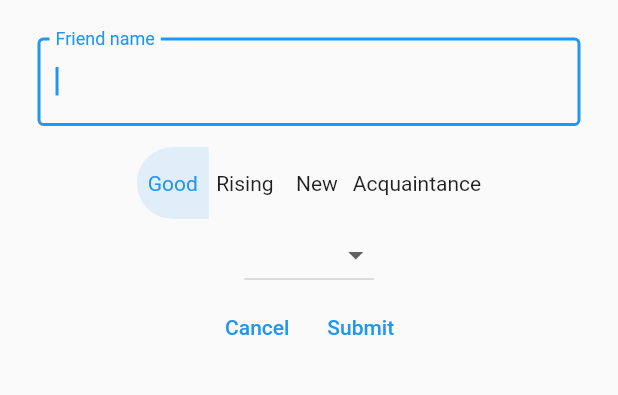
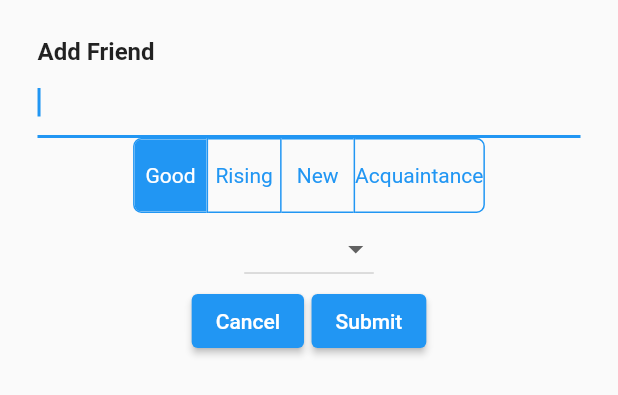
Before and after one commit to oluthje/friends-app, a Flutter app: the FriendModal widget shown alone on an empty page, opened directly with empty values, on a phone screen of 412 x 824 dp. Shown: the top 395 px of the screen. Run offline on Flutter 3.47's test engine with Material 2 defaults, Android fonts, the phone set to English and light mode, and no system bars; our stand-ins replace cloud_firestore, firebase_auth, firebase_core, font_awesome_flutter, google_sign_in, grouped_list; accounts and stored records are empty.

Commit message:
Newer FriendModal styling

```diff
--- /dev/null
+++ b/lib/widgets/form_title.dart
@@ -0,0 +1,29 @@
+import 'package:flutter/material.dart';
+
+class FormTitle extends StatelessWidget {
+  final String text;
+  final EdgeInsets? padding;
+
+  const FormTitle({
+    Key? key,
+    required this.text,
+    this.padding,
+  }) : super(key: key);
+
+  @override
+  Widget build(BuildContext context) {
+    return Padding(
+      padding: padding ?? EdgeInsets.zero,
+      child: Align(
+        alignment: Alignment.bottomLeft,
+        child: Text(
+          text,
+          style: const TextStyle(
+            fontSize: 16,
+            fontWeight: FontWeight.bold,
+          ),
+        ),
+      ),
+    );
+  }
+}
--- a/lib/widgets/friends/friend_modal.dart
+++ b/lib/widgets/friends/friend_modal.dart
@@ -1,5 +1,6 @@
 import 'package:flutter/material.dart';
 import 'package:friends/constants.dart' as constants;
+import 'package:friends/widgets/form_title.dart';
 import 'package:friends/widgets/item_selection.dart';
 
 import 'package:friends/widgets/modal_add_item.dart';
@@ -57,6 +58,7 @@ class _FriendModal extends State<FriendModal> {
   Widget build(BuildContext context) {
     return ModalAddItem(
       name: widget.name ?? '',
+      title: 'Add Friend',
       onSubmit: (newName) {
         // convert group indices to group ids
         List selectedGroupIds = [];
@@ -73,22 +75,28 @@ class _FriendModal extends State<FriendModal> {
         }
       },
       child: Padding(
-        padding: const EdgeInsets.only(top: 14.0),
+        padding: const EdgeInsets.only(top: 0.0),
         child: Column(
+          mainAxisAlignment: MainAxisAlignment.start,
           children: [
+            // const FormTitle(text: 'Groups'),
             ItemSelection(
               items: widget.groups,
               selectedItems: selectedGroupIndices,
               onUpdated: (indices) {
                 selectedGroupIndices = indices;
               },
+              borderRadius: BorderRadius.circular(25.0),
             ),
+            // const FormTitle(text: 'Intimacy'),
             IntimacySelection(
               intimacy: intimacy,
+              color: Colors.blue,
               onChange: (newIntimacy) {
                 intimacy = newIntimacy;
               },
             ),
+            // const FormTitle(text: 'Check In'),
             CheckinDropdownMenu(
               checkinInterval: checkinInterval,
               onChanged: (String? newValue) {
--- a/lib/widgets/groups/groups_screen.dart
+++ b/lib/widgets/groups/groups_screen.dart
@@ -57,6 +57,7 @@ class _GroupsScreen extends State<GroupsScreen> {
         onUpdated: (items) {
           selectedIndices = items;
         },
+        borderRadius: BorderRadius.circular(5.0),
       ),
     );
   }
--- a/lib/widgets/intimacy_selection.dart
+++ b/lib/widgets/intimacy_selection.dart
@@ -4,11 +4,13 @@ import 'package:friends/constants.dart' as constants;
 class IntimacySelection extends StatefulWidget {
   final int intimacy;
   final Function onChange;
+  final Color color;
 
   const IntimacySelection({
     Key? key,
     required this.intimacy,
-    required this.onChange
+    required this.onChange,
+    required this.color,
   }) : super(key: key);
 
   @override
@@ -36,8 +38,13 @@ class _IntimacySelection extends State<IntimacySelection> {
 
     return ToggleButtons(
       isSelected: isSelected,
-      renderBorder: false,
-      borderRadius: BorderRadius.circular(30.0),
+      renderBorder: true,
+      borderRadius: BorderRadius.circular(5.0),
+      borderColor: widget.color,
+      selectedColor: Colors.white,
+      selectedBorderColor: widget.color,
+      fillColor: widget.color,
+      color: widget.color,
       children: const [
         Text('Good'),
         Text('Rising'),
@@ -49,7 +56,9 @@ class _IntimacySelection extends State<IntimacySelection> {
           intimacy = index;
           widget.onChange(index);
 
-          for (int buttonIndex = 0; buttonIndex < isSelected.length; buttonIndex++) {
+          for (int buttonIndex = 0;
+              buttonIndex < isSelected.length;
+              buttonIndex++) {
             if (buttonIndex == index) {
               isSelected[buttonIndex] = true;
             } else {
--- a/lib/widgets/item_selection.dart
+++ b/lib/widgets/item_selection.dart
@@ -5,10 +5,12 @@ class ItemSelection extends StatefulWidget {
   final List selectedItems;
   final double spacing;
   final Function onUpdated;
+  final BorderRadius borderRadius;
 
   const ItemSelection({
     Key? key,
     this.spacing = 8,
+    required this.borderRadius,
     required this.items,
     required this.selectedItems,
     required this.onUpdated,
@@ -19,10 +21,8 @@ class ItemSelection extends StatefulWidget {
 }
 
 class _ItemSelection extends State<ItemSelection> {
-
   @override
   Widget build(BuildContext context) {
-
     final selectedStyle = ElevatedButton.styleFrom(
       // Foreground color
       onPrimary: Colors.blue,
@@ -30,7 +30,7 @@ class _ItemSelection extends State<ItemSelection> {
       primary: Colors.white,
 
       shape: RoundedRectangleBorder(
-        borderRadius: BorderRadius.circular(18.0),
+        borderRadius: widget.borderRadius,
         side: const BorderSide(color: Colors.blue),
       ),
     );
@@ -41,7 +41,7 @@ class _ItemSelection extends State<ItemSelection> {
       // Background color
       primary: Colors.blue,
       shape: RoundedRectangleBorder(
-        borderRadius: BorderRadius.circular(18.0),
+        borderRadius: widget.borderRadius,
       ),
     );
 
@@ -65,12 +65,13 @@ class _ItemSelection extends State<ItemSelection> {
       children: [
         for (var i = 0; i < widget.items.length; i++)
           TextButton(
-            onPressed: () {
-              toggleSelected(i);
-            },
-            style: widget.selectedItems.contains(i) ? unselectedStyle : selectedStyle,
-            child: Text(widget.items[i]['name'])
-          )
+              onPressed: () {
+                toggleSelected(i);
+              },
+              style: widget.selectedItems.contains(i)
+                  ? unselectedStyle
+                  : selectedStyle,
+              child: Text(widget.items[i]['name']))
       ],
     );
   }
--- a/lib/widgets/modal_add_item.dart
+++ b/lib/widgets/modal_add_item.dart
@@ -1,4 +1,5 @@
 import 'package:flutter/material.dart';
+import 'form_title.dart';
 
 class ModalAddItem extends StatefulWidget {
   final String name;
@@ -47,15 +48,17 @@ class _ModalAddItem extends State<ModalAddItem> {
             bottom: bottomPadding,
           ),
           child: Column(
-            mainAxisAlignment: MainAxisAlignment.start,
+            mainAxisAlignment: MainAxisAlignment.spaceEvenly,
             children: <Widget>[
-              widget.title != null ? Text(widget.title!) : Container(),
+              FormTitle(
+                text: widget.title!,
+              ),
               TextFormField(
                 initialValue: _name,
                 decoration: const InputDecoration(
-                  border: OutlineInputBorder(),
-                  labelText: 'Friend name',
-                ),
+                    // border: OutlineInputBorder(),
+                    // labelText: 'Friend name',
+                    ),
                 autofocus: true,
                 onEditingComplete: () => _submit(context),
                 onChanged: (name) => setState(() {
@@ -66,12 +69,12 @@ class _ModalAddItem extends State<ModalAddItem> {
               Row(
                 mainAxisAlignment: MainAxisAlignment.center,
                 children: [
-                  TextButton(
+                  ElevatedButton(
                     child: const Text('Cancel'),
                     onPressed: () => Navigator.pop(context),
                   ),
                   const SizedBox(width: 5),
-                  TextButton(
+                  ElevatedButton(
                     child: const Text('Submit'),
                     onPressed: () => _submit(context),
                   ),
```
